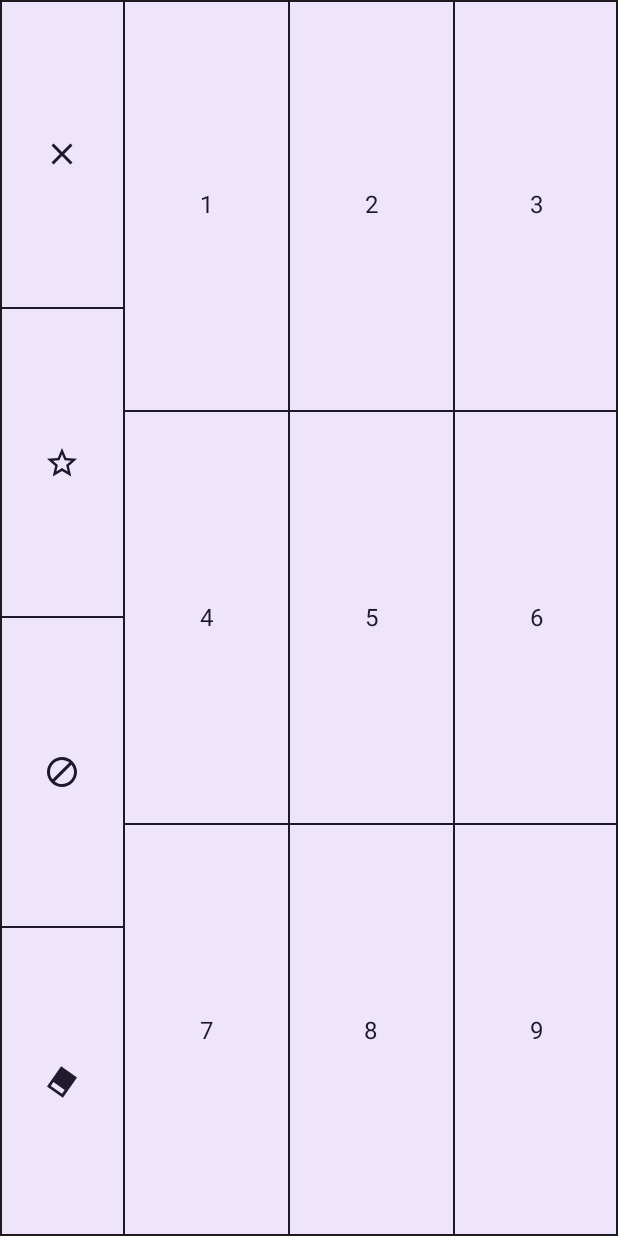
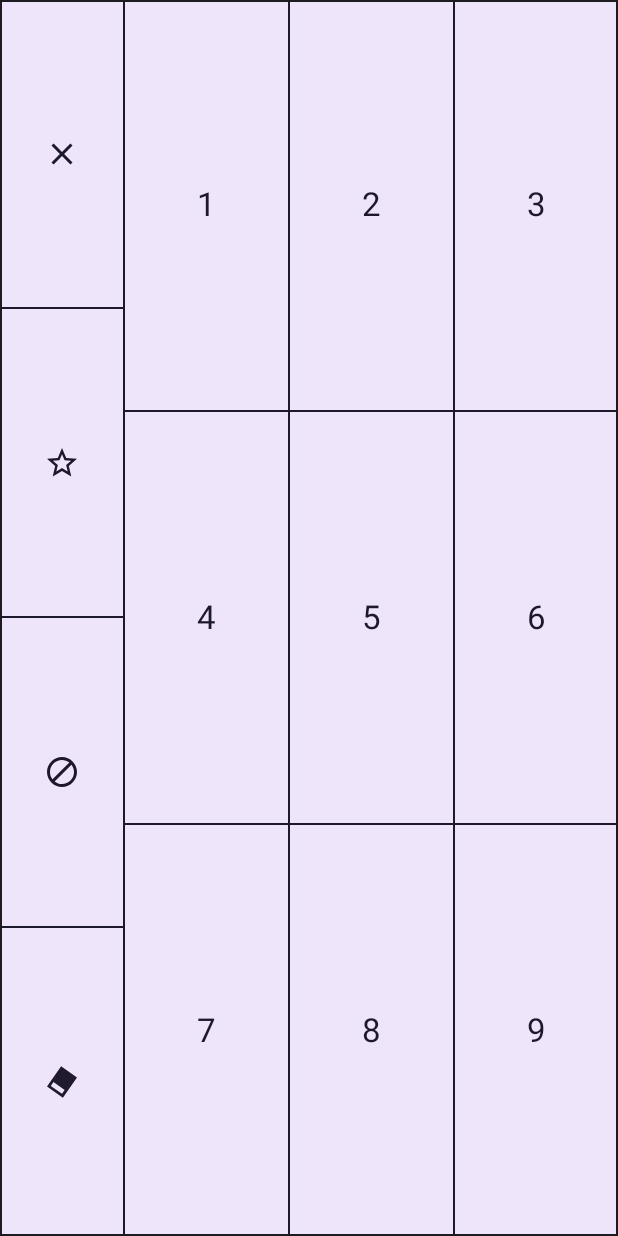
Before and after one commit to peterdevacc/Azure, an Android app built with Jetpack Compose: the composable GamePad shown on its own in the app's theme, on a phone screen of 412 x 824 dp. Run offline under Robolectric (Android 15) with nearby library versions, the light colour scheme and no system bars; our stand-ins replace accompanist.

Commit message:
optimize game screen text size on different screen size.

```diff
--- a/app/src/main/java/com/peter/azure/ui/MainActivity.kt
+++ b/app/src/main/java/com/peter/azure/ui/MainActivity.kt
@@ -10,10 +10,7 @@ import android.os.Bundle
 import android.view.MotionEvent
 import androidx.activity.ComponentActivity
 import androidx.activity.compose.setContent
-import androidx.compose.material3.windowsizeclass.ExperimentalMaterial3WindowSizeClassApi
-import androidx.compose.material3.windowsizeclass.WindowHeightSizeClass
-import androidx.compose.material3.windowsizeclass.WindowWidthSizeClass
-import androidx.compose.material3.windowsizeclass.calculateWindowSizeClass
+import androidx.compose.material3.windowsizeclass.*
 import androidx.compose.ui.platform.LocalConfiguration
 import androidx.core.splashscreen.SplashScreen.Companion.installSplashScreen
 import androidx.core.view.WindowCompat
--- a/app/src/main/java/com/peter/azure/ui/game/GameBoard.kt
+++ b/app/src/main/java/com/peter/azure/ui/game/GameBoard.kt
@@ -18,6 +18,7 @@ import androidx.compose.ui.Alignment
 import androidx.compose.ui.Modifier
 import androidx.compose.ui.tooling.preview.Preview
 import androidx.compose.ui.unit.dp
+import androidx.compose.ui.unit.sp
 import com.peter.azure.data.entity.Cell
 import com.peter.azure.data.entity.Location
 import com.peter.azure.data.entity.Puzzle
@@ -111,7 +112,10 @@ private fun GameCell(
     val textStyle = if (isCompact) {
         MaterialTheme.typography.bodyMedium.copy(color = textColor)
     } else {
-        MaterialTheme.typography.bodyLarge.copy(color = textColor)
+        MaterialTheme.typography.bodyLarge.copy(
+            fontSize = 22.sp,
+            color = textColor
+        )
     }
 
     Box(
--- a/app/src/main/java/com/peter/azure/ui/game/GameMarkBlock.kt
+++ b/app/src/main/java/com/peter/azure/ui/game/GameMarkBlock.kt
@@ -19,6 +19,7 @@ import androidx.compose.ui.res.painterResource
 import androidx.compose.ui.res.stringResource
 import androidx.compose.ui.text.TextStyle
 import androidx.compose.ui.unit.dp
+import androidx.compose.ui.unit.sp
 import androidx.constraintlayout.compose.ConstraintLayout
 import com.peter.azure.R
 import com.peter.azure.data.entity.Mark
@@ -37,7 +38,10 @@ fun GameMarkBlock(
         iconArgs = 16 to 1
     } else {
         textStyle = MaterialTheme.typography.bodyLarge
-            .copy(color = MaterialTheme.colorScheme.onTertiaryContainer)
+            .copy(
+                fontSize = 22.sp,
+                color = MaterialTheme.colorScheme.onTertiaryContainer
+            )
         iconArgs = 20 to 2
     }
 
--- a/app/src/main/java/com/peter/azure/ui/game/GamePad.kt
+++ b/app/src/main/java/com/peter/azure/ui/game/GamePad.kt
@@ -21,6 +21,7 @@ import androidx.compose.ui.res.stringResource
 import androidx.compose.ui.text.TextStyle
 import androidx.compose.ui.tooling.preview.Preview
 import androidx.compose.ui.unit.dp
+import androidx.compose.ui.unit.sp
 import com.peter.azure.R
 import com.peter.azure.data.entity.Mark
 import com.peter.azure.ui.theme.AzureTheme
@@ -41,7 +42,10 @@ fun GamePad(
         iconSize = 20
     } else {
         textStyle = MaterialTheme.typography.bodyLarge
-            .copy(color = MaterialTheme.colorScheme.onSecondaryContainer)
+            .copy(
+                fontSize = 22.sp,
+                color = MaterialTheme.colorScheme.onSecondaryContainer
+            )
         iconSize = 24
     }
 
```
